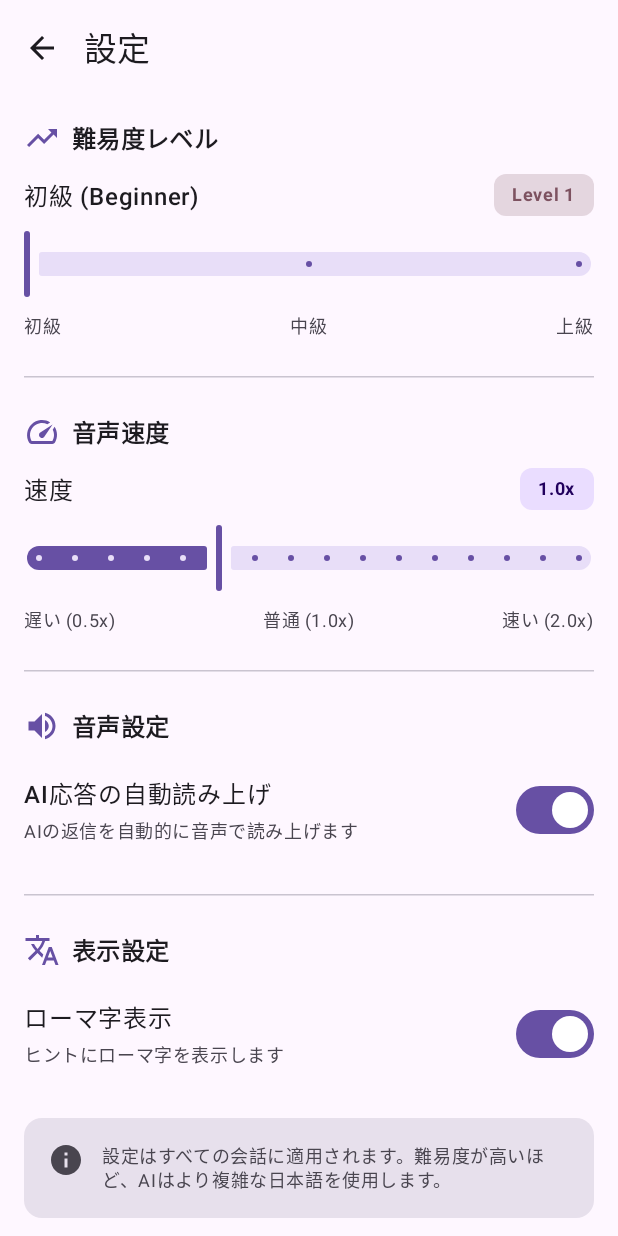
After one commit to beginner0107/nihongo, an Android app built with Jetpack Compose: the SettingsScreen screen opened through its navigation route, on a phone screen of 412 x 824 dp. The commit adds this screen. Run offline under Robolectric (Android 15) with nearby library versions, the light colour scheme and no system bars; our stand-ins replace Dagger/Hilt's generated code, Room's generated code.

Commit message:
Implement settings screen with DataStore persistence
Added a comprehensive settings system including difficulty level, speech speed, auto-speak, and romaji display, with persistent storage using DataStore. Introduced UserSettings model, SettingsDataStore, SettingsViewModel, and SettingsScreen. Integrated settings into ChatViewModel and VoiceManager for real-time updates, and updated navigation and scenario list to support settings access.

```diff
--- a/app/build.gradle.kts
+++ b/app/build.gradle.kts
@@ -108,6 +108,9 @@ dependencies {
     // Coroutines
     implementation("org.jetbrains.kotlinx:kotlinx-coroutines-android:1.7.3")
 
+    // DataStore
+    implementation("androidx.datastore:datastore-preferences:1.0.0")
+
     // Testing
     testImplementation("junit:junit:4.13.2")
     androidTestImplementation("androidx.test.ext:junit:1.1.5")
--- /dev/null
+++ b/app/src/main/java/com/nihongo/conversation/domain/model/UserSettings.kt
@@ -0,0 +1,8 @@
+package com.nihongo.conversation.domain.model
+
+data class UserSettings(
+    val difficultyLevel: Int = 1,      // 1 = 初級, 2 = 中級, 3 = 上級
+    val speechSpeed: Float = 1.0f,     // 0.5 ~ 2.0
+    val autoSpeak: Boolean = true,
+    val showRomaji: Boolean = true
+)
--- a/app/src/main/java/com/nihongo/conversation/presentation/navigation/NihongoNavHost.kt
+++ b/app/src/main/java/com/nihongo/conversation/presentation/navigation/NihongoNavHost.kt
@@ -9,9 +9,11 @@ import androidx.navigation.compose.rememberNavController
 import androidx.navigation.navArgument
 import com.nihongo.conversation.presentation.chat.ChatScreen
 import com.nihongo.conversation.presentation.scenario.ScenarioListScreen
+import com.nihongo.conversation.presentation.settings.SettingsScreen
 
 sealed class Screen(val route: String) {
     data object ScenarioList : Screen("scenarios")
+    data object Settings : Screen("settings")
 
     data object Chat : Screen("chat/{userId}/{scenarioId}") {
         fun createRoute(userId: Long, scenarioId: Long) = "chat/$userId/$scenarioId"
@@ -30,7 +32,16 @@ fun NihongoNavHost(
             ScenarioListScreen(
                 onScenarioSelected = { scenarioId ->
                     navController.navigate(Screen.Chat.createRoute(1L, scenarioId))
+                },
+                onSettingsClick = {
+                    navController.navigate(Screen.Settings.route)
                 }
+            )
+        }
+
+        composable(route = Screen.Settings.route) {
+            SettingsScreen(
+                onBackClick = { navController.popBackStack() }
             )
         }
 
--- a/app/src/main/java/com/nihongo/conversation/presentation/scenario/ScenarioListScreen.kt
+++ b/app/src/main/java/com/nihongo/conversation/presentation/scenario/ScenarioListScreen.kt
@@ -22,6 +22,7 @@ import com.nihongo.conversation.domain.model.Scenario
 @Composable
 fun ScenarioListScreen(
     onScenarioSelected: (Long) -> Unit,
+    onSettingsClick: () -> Unit = {},
     viewModel: ScenarioViewModel = hiltViewModel()
 ) {
     val uiState by viewModel.uiState.collectAsState()
@@ -39,6 +40,14 @@ fun ScenarioListScreen(
                             text = "学習したいシーンを選んでください",
                             style = MaterialTheme.typography.bodySmall,
                             color = MaterialTheme.colorScheme.onSurfaceVariant
+                        )
+                    }
+                },
+                actions = {
+                    IconButton(onClick = onSettingsClick) {
+                        Icon(
+                            imageVector = Icons.Default.Settings,
+                            contentDescription = "設定"
                         )
                     }
                 }
--- /dev/null
+++ b/app/src/main/java/com/nihongo/conversation/presentation/settings/SettingsScreen.kt
@@ -0,0 +1,310 @@
+package com.nihongo.conversation.presentation.settings
+
+import androidx.compose.foundation.layout.*
+import androidx.compose.foundation.rememberScrollState
+import androidx.compose.foundation.verticalScroll
+import androidx.compose.material.icons.Icons
+import androidx.compose.material.icons.automirrored.filled.ArrowBack
+import androidx.compose.material.icons.filled.*
+import androidx.compose.material3.*
+import androidx.compose.runtime.*
+import androidx.compose.ui.Alignment
+import androidx.compose.ui.Modifier
+import androidx.compose.ui.text.font.FontWeight
+import androidx.compose.ui.unit.dp
+import androidx.hilt.navigation.compose.hiltViewModel
+import kotlin.math.roundToInt
+
+@OptIn(ExperimentalMaterial3Api::class)
+@Composable
+fun SettingsScreen(
+    onBackClick: () -> Unit,
+    viewModel: SettingsViewModel = hiltViewModel()
+) {
+    val settings by viewModel.userSettings.collectAsState()
+
+    Scaffold(
+        topBar = {
+            TopAppBar(
+                title = { Text("設定") },
+                navigationIcon = {
+                    IconButton(onClick = onBackClick) {
+                        Icon(
+                            imageVector = Icons.AutoMirrored.Filled.ArrowBack,
+                            contentDescription = "戻る"
+                        )
+                    }
+                }
+            )
+        }
+    ) { padding ->
+        Column(
+            modifier = Modifier
+                .fillMaxSize()
+                .padding(padding)
+                .verticalScroll(rememberScrollState())
+                .padding(16.dp),
+            verticalArrangement = Arrangement.spacedBy(24.dp)
+        ) {
+            // Difficulty Level Section
+            SettingsSection(
+                title = "難易度レベル",
+                icon = Icons.Default.TrendingUp
+            ) {
+                DifficultySlider(
+                    value = settings.difficultyLevel,
+                    onValueChange = { viewModel.updateDifficultyLevel(it) }
+                )
+            }
+
+            HorizontalDivider()
+
+            // Speech Speed Section
+            SettingsSection(
+                title = "音声速度",
+                icon = Icons.Default.Speed
+            ) {
+                SpeechSpeedSlider(
+                    value = settings.speechSpeed,
+                    onValueChange = { viewModel.updateSpeechSpeed(it) }
+                )
+            }
+
+            HorizontalDivider()
+
+            // Auto Speak Toggle
+            SettingsSection(
+                title = "音声設定",
+                icon = Icons.Default.VolumeUp
+            ) {
+                SettingsToggle(
+                    label = "AI応答の自動読み上げ",
+                    description = "AIの返信を自動的に音声で読み上げます",
+                    checked = settings.autoSpeak,
+                    onCheckedChange = { viewModel.updateAutoSpeak(it) }
+                )
+            }
+
+            HorizontalDivider()
+
+            // Romaji Toggle
+            SettingsSection(
+                title = "表示設定",
+                icon = Icons.Default.Translate
+            ) {
+                SettingsToggle(
+                    label = "ローマ字表示",
+                    description = "ヒントにローマ字を表示します",
+                    checked = settings.showRomaji,
+                    onCheckedChange = { viewModel.updateShowRomaji(it) }
+                )
+            }
+
+            // Info Card
+            Card(
+                modifier = Modifier.fillMaxWidth(),
+                colors = CardDefaults.cardColors(
+                    containerColor = MaterialTheme.colorScheme.surfaceVariant
+                )
+            ) {
+                Row(
+                    modifier = Modifier
+                        .fillMaxWidth()
+                        .padding(16.dp),
+                    horizontalArrangement = Arrangement.spacedBy(12.dp)
+                ) {
+                    Icon(
+                        imageVector = Icons.Default.Info,
+                        contentDescription = null,
+                        tint = MaterialTheme.colorScheme.onSurfaceVariant
+                    )
+                    Text(
+                        text = "設定はすべての会話に適用されます。難易度が高いほど、AIはより複雑な日本語を使用します。",
+                        style = MaterialTheme.typography.bodySmall,
+                        color = MaterialTheme.colorScheme.onSurfaceVariant
+                    )
+                }
+            }
+        }
+    }
+}
+
+@Composable
+fun SettingsSection(
+    title: String,
+    icon: androidx.compose.ui.graphics.vector.ImageVector,
+    content: @Composable () -> Unit
+) {
+    Column(
+        modifier = Modifier.fillMaxWidth(),
+        verticalArrangement = Arrangement.spacedBy(12.dp)
+    ) {
+        Row(
+            horizontalArrangement = Arrangement.spacedBy(8.dp),
+            verticalAlignment = Alignment.CenterVertically
+        ) {
+            Icon(
+                imageVector = icon,
+                contentDescription = null,
+                tint = MaterialTheme.colorScheme.primary
+            )
+            Text(
+                text = title,
+                style = MaterialTheme.typography.titleMedium,
+                fontWeight = FontWeight.Bold
+            )
+        }
+        content()
+    }
+}
+
+@Composable
+fun DifficultySlider(
+    value: Int,
+    onValueChange: (Int) -> Unit
+) {
+    Column(
+        verticalArrangement = Arrangement.spacedBy(8.dp)
+    ) {
+        Row(
+            modifier = Modifier.fillMaxWidth(),
+            horizontalArrangement = Arrangement.SpaceBetween,
+            verticalAlignment = Alignment.CenterVertically
+        ) {
+            Text(
+                text = when (value) {
+                    1 -> "初級 (Beginner)"
+                    2 -> "中級 (Intermediate)"
+                    3 -> "上級 (Advanced)"
+                    else -> "初級"
+                },
+                style = MaterialTheme.typography.bodyLarge,
+                fontWeight = FontWeight.Medium
+            )
+            Surface(
+                shape = MaterialTheme.shapes.small,
+                color = when (value) {
+                    1 -> MaterialTheme.colorScheme.tertiary.copy(alpha = 0.2f)
+                    2 -> MaterialTheme.colorScheme.secondary.copy(alpha = 0.2f)
+                    3 -> MaterialTheme.colorScheme.error.copy(alpha = 0.2f)
+                    else -> MaterialTheme.colorScheme.tertiary.copy(alpha = 0.2f)
+                }
+            ) {
+                Text(
+                    text = "Level $value",
+                    modifier = Modifier.padding(horizontal = 12.dp, vertical = 6.dp),
+                    style = MaterialTheme.typography.labelMedium,
+                    color = when (value) {
+                        1 -> MaterialTheme.colorScheme.tertiary
+                        2 -> MaterialTheme.colorScheme.secondary
+                        3 -> MaterialTheme.colorScheme.error
+                        else -> MaterialTheme.colorScheme.tertiary
+                    },
+                    fontWeight = FontWeight.Bold
+                )
+            }
+        }
+
+        Slider(
+            value = value.toFloat(),
+            onValueChange = { onValueChange(it.roundToInt()) },
+            valueRange = 1f..3f,
+            steps = 1
+        )
+
+        Row(
+            modifier = Modifier.fillMaxWidth(),
+            horizontalArrangement = Arrangement.SpaceBetween
+        ) {
+            Text("初級", style = MaterialTheme.typography.bodySmall, color = MaterialTheme.colorScheme.onSurfaceVariant)
+            Text("中級", style = MaterialTheme.typography.bodySmall, color = MaterialTheme.colorScheme.onSurfaceVariant)
+            Text("上級", style = MaterialTheme.typography.bodySmall, color = MaterialTheme.colorScheme.onSurfaceVariant)
+        }
+    }
+}
+
+@Composable
+fun SpeechSpeedSlider(
+    value: Float,
+    onValueChange: (Float) -> Unit
+) {
+    Column(
+        verticalArrangement = Arrangement.spacedBy(8.dp)
+    ) {
+        Row(
+            modifier = Modifier.fillMaxWidth(),
+            horizontalArrangement = Arrangement.SpaceBetween,
+            verticalAlignment = Alignment.CenterVertically
+        ) {
+            Text(
+                text = "速度",
+                style = MaterialTheme.typography.bodyLarge,
+                fontWeight = FontWeight.Medium
+            )
+            Surface(
+                shape = MaterialTheme.shapes.small,
+                color = MaterialTheme.colorScheme.primaryContainer
+            ) {
+                Text(
+                    text = "${String.format("%.1f", value)}x",
+                    modifier = Modifier.padding(horizontal = 12.dp, vertical = 6.dp),
+                    style = MaterialTheme.typography.labelMedium,
+                    color = MaterialTheme.colorScheme.onPrimaryContainer,
+                    fontWeight = FontWeight.Bold
+                )
+            }
+        }
+
+        Slider(
+            value = value,
+            onValueChange = onValueChange,
+            valueRange = 0.5f..2.0f,
+            steps = 14  // 0.5, 0.6, 0.7, ..., 2.0
+        )
+
+        Row(
+            modifier = Modifier.fillMaxWidth(),
+            horizontalArrangement = Arrangement.SpaceBetween
+        ) {
+            Text("遅い (0.5x)", style = MaterialTheme.typography.bodySmall, color = MaterialTheme.colorScheme.onSurfaceVariant)
+            Text("普通 (1.0x)", style = MaterialTheme.typography.bodySmall, color = MaterialTheme.colorScheme.onSurfaceVariant)
+            Text("速い (2.0x)", style = MaterialTheme.typography.bodySmall, color = MaterialTheme.colorScheme.onSurfaceVariant)
+        }
+    }
+}
+
+@Composable
+fun SettingsToggle(
+    label: String,
+    description: String,
+    checked: Boolean,
+    onCheckedChange: (Boolean) -> Unit
+) {
+    Row(
+        modifier = Modifier
+            .fillMaxWidth()
+            .padding(vertical = 8.dp),
+        horizontalArrangement = Arrangement.SpaceBetween,
+        verticalAlignment = Alignment.CenterVertically
+    ) {
+        Column(
+            modifier = Modifier.weight(1f),
+            verticalArrangement = Arrangement.spacedBy(4.dp)
+        ) {
+            Text(
+                text = label,
+                style = MaterialTheme.typography.bodyLarge,
+                fontWeight = FontWeight.Medium
+            )
+            Text(
+                text = description,
+                style = MaterialTheme.typography.bodySmall,
+                color = MaterialTheme.colorScheme.onSurfaceVariant
+            )
+        }
+        Switch(
+            checked = checked,
+            onCheckedChange = onCheckedChange
+        )
+    }
+}
--- /dev/null
+++ b/app/src/main/java/com/nihongo/conversation/presentation/settings/SettingsViewModel.kt
@@ -0,0 +1,49 @@
+package com.nihongo.conversation.presentation.settings
+
+import androidx.lifecycle.ViewModel
+import androidx.lifecycle.viewModelScope
+import com.nihongo.conversation.data.local.SettingsDataStore
+import com.nihongo.conversation.domain.model.UserSettings
+import dagger.hilt.android.lifecycle.HiltViewModel
+import kotlinx.coroutines.flow.SharingStarted
+import kotlinx.coroutines.flow.StateFlow
+import kotlinx.coroutines.flow.stateIn
+import kotlinx.coroutines.launch
+import javax.inject.Inject
+
+@HiltViewModel
+class SettingsViewModel @Inject constructor(
+    private val settingsDataStore: SettingsDataStore
+) : ViewModel() {
+
+    val userSettings: StateFlow<UserSettings> = settingsDataStore.userSettings
+        .stateIn(
+            scope = viewModelScope,
+            started = SharingStarted.WhileSubscribed(5000),
+            initialValue = UserSettings()
+        )
+
+    fun updateDifficultyLevel(level: Int) {
+        viewModelScope.launch {
+            settingsDataStore.updateDifficultyLevel(level)
+        }
+    }
+
+    fun updateSpeechSpeed(speed: Float) {
+        viewModelScope.launch {
+            settingsDataStore.updateSpeechSpeed(speed)
+        }
+    }
+
+    fun updateAutoSpeak(enabled: Boolean) {
+        viewModelScope.launch {
+            settingsDataStore.updateAutoSpeak(enabled)
+        }
+    }
+
+    fun updateShowRomaji(enabled: Boolean) {
+        viewModelScope.launch {
+            settingsDataStore.updateShowRomaji(enabled)
+        }
+    }
+}
```
Also changed, not shown: app/src/main/java/com/nihongo/conversation/core/voice/VoiceManager.kt (+7 -1 lines), app/src/main/java/com/nihongo/conversation/data/local/SettingsDataStore.kt (added, +69 -0 lines), app/src/main/java/com/nihongo/conversation/presentation/chat/ChatViewModel.kt (+24 -4 lines), 1 other file.
